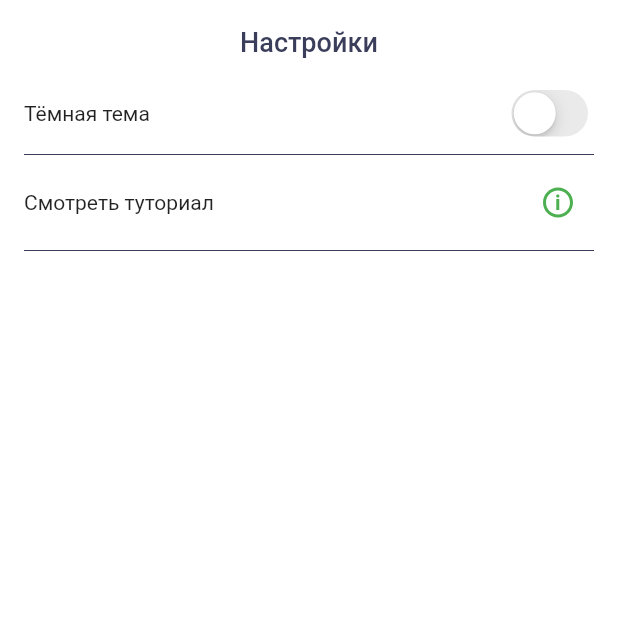
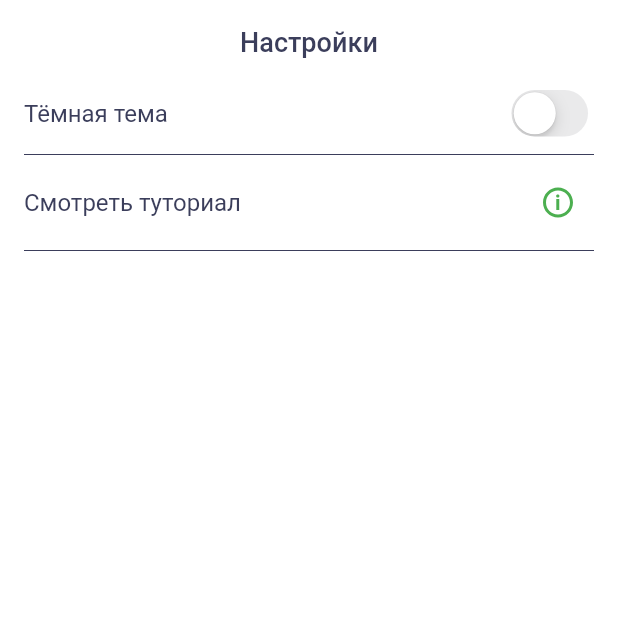
Before and after one commit to vlkonoshenko/surf-flutter-course-konoshenko, a Flutter app: the screen it shows after launch, item 3 of the bottom bar chosen, on a phone screen of 412 x 824 dp, the top half of it. Run offline on Flutter 3.47's test engine with Material 2 defaults, Android fonts, the light colour scheme and no system bars; our stand-ins replace flutter_svg; network calls fail.

Commit message:
Add ripple effect

```diff
--- a/places/lib/res/themes.dart
+++ b/places/lib/res/themes.dart
@@ -6,6 +6,7 @@ import 'colors.dart';
 final lightTheme = ThemeData(
     primaryColor: Color(0xff1A1A20),
     accentColor: lmGreenColor,
+    splashColor: Color(0x32C4C4C4),
     canvasColor: lmCanvasColor,
     cardColor: lmCardColor,
     appBarTheme: AppBarTheme(
@@ -63,6 +64,7 @@ final lightTheme = ThemeData(
         unselectedItemColor: lmMainColor.withOpacity(0.2)));
 
 final darkTheme = ThemeData(
+    splashColor: Color(0x32C4C4C4),
     canvasColor: dmCanvasColor,
     cardColor: dmCardColor,
     primaryColor: Color(0xffffffff),
--- a/places/lib/ui/components/btn_square.dart
+++ b/places/lib/ui/components/btn_square.dart
@@ -26,7 +26,7 @@ class BtnWhiteSquare extends StatelessWidget {
           child: Padding(
             padding: const EdgeInsets.all(4.0),
             child: SvgPicture.asset(
-              iconArrow,
+              iconArrow,color: Theme.of(context).primaryColor,
             ),
           ),
         ));
--- a/places/lib/ui/screen/filters_screen.dart
+++ b/places/lib/ui/screen/filters_screen.dart
@@ -93,7 +93,7 @@ class _FilterScreenState extends State<FilterScreen> {
                       Text(
                         'Расстояние',
                         style:
-                            matSubtitle1.copyWith(fontWeight: FontWeight.w400),
+                        Theme.of(context).primaryTextTheme.subtitle1.copyWith(fontWeight: FontWeight.w400),
                       ),
                       Text(
                         'от ${valueSlider.start.floor()} до ${valueSlider.end.floor()} м',
@@ -237,7 +237,7 @@ class _FilterContentState extends State<FilterContent> {
           const SizedBox(height: 8),
           Text(
             widget.filterModel.title,
-            style: matCaption,
+            style: Theme.of(context).primaryTextTheme.caption,
           ),
         ],
       );
--- a/places/lib/ui/screen/settings_screen.dart
+++ b/places/lib/ui/screen/settings_screen.dart
@@ -30,7 +30,13 @@ class _SettingsScreenState extends State<SettingsScreen> {
             Row(
               mainAxisAlignment: MainAxisAlignment.spaceBetween,
               children: [
-                Text('Тёмная тема'),
+                Text(
+                  'Тёмная тема',
+                  style: Theme.of(context)
+                      .primaryTextTheme
+                      .subtitle1
+                      .copyWith(fontWeight: FontWeight.w400),
+                ),
                 CupertinoSwitch(
                     value: isDarkMode,
                     onChanged: (onChanged) {
@@ -42,7 +48,13 @@ class _SettingsScreenState extends State<SettingsScreen> {
             Row(
               mainAxisAlignment: MainAxisAlignment.spaceBetween,
               children: [
-                Text('Смотреть туториал'),
+                Text(
+                  'Смотреть туториал',
+                  style: Theme.of(context)
+                      .primaryTextTheme
+                      .subtitle1
+                      .copyWith(fontWeight: FontWeight.w400),
+                ),
                 IconButton(
                     icon: SvgPicture.asset(
                       iconInfo,
```
Also changed, not shown: places/lib/ui/screen/sight_card.dart (+6 -2 lines).
